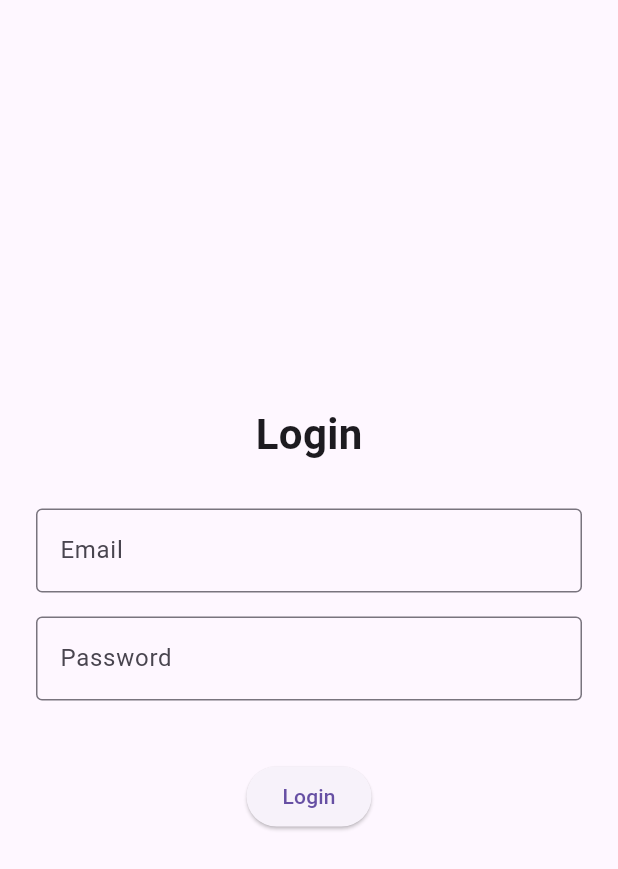
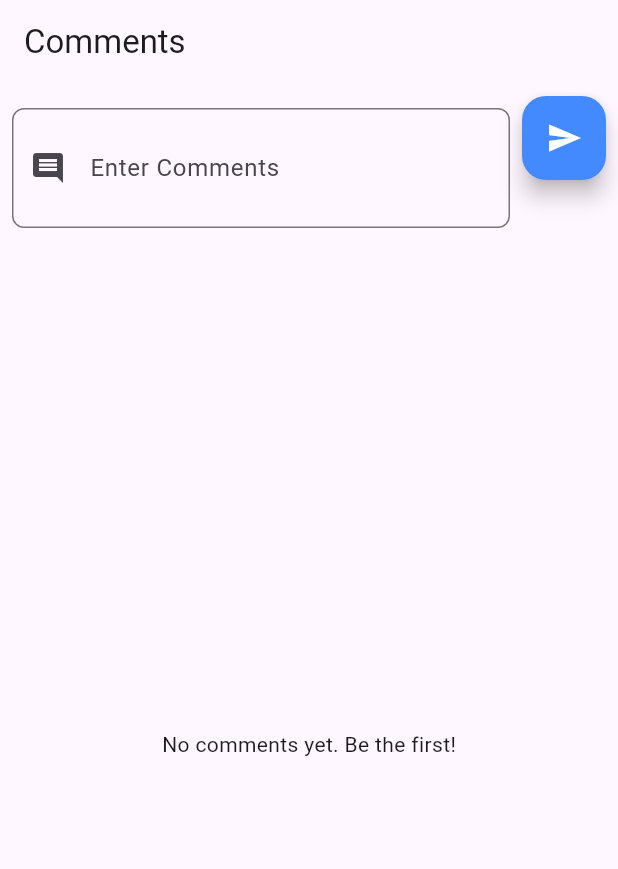
Before and after one commit to Andaeiii/ex_jam_pilot, a Flutter app: the screen it shows after launch, on a phone screen of 412 x 824 dp. Shown: the top 869 px of the screen. Run offline on Flutter 3.47's test engine with Material 3 defaults, Android fonts, the phone set to English and light mode, and no system bars; our stand-ins replace dio, file_picker, get, get_storage; accounts and stored records are empty.

Commit message:
added the comments window

```diff
--- a/analysis_options.yaml
+++ b/analysis_options.yaml
@@ -12,6 +12,7 @@ analyzer:
     use_key_in_widget_constructors: ignore
     library_private_types_in_public_api: ignore
     prefer_const_constructors_in_immutables: ignore
+    file_names: ignore
 include: package:flutter_lints/flutter.yaml
 
 linter:
--- a/lib/apis/api_client.dart
+++ b/lib/apis/api_client.dart
@@ -1,7 +1,7 @@
 import 'package:dio/dio.dart' as dio;
 import 'package:get/get.dart';
 import 'package:get_storage/get_storage.dart';
-import '../controllers/LdxController.dart';
+import '../controllers/ldx_controller.dart';
 import './apiconfig.dart';
 
 class ApiClient {
--- a/lib/components/sidebar_menu.dart
+++ b/lib/components/sidebar_menu.dart
@@ -1,7 +1,7 @@
 import 'package:flutter/material.dart';
 import 'package:get/get.dart';
 
-import '../controllers/SidebarController.dart';
+import '../controllers/sidebar_controller.dart';
 import '../controllers/auth_controller.dart';
 
 class SideBarMENU extends StatelessWidget {
--- /dev/null
+++ b/lib/controllers/comments_controller.dart
@@ -0,0 +1,11 @@
+import 'package:get/get.dart';
+
+class CommentController extends GetxController {
+  var comments = <String>[].obs;
+
+  void addComment(String text) {
+    if (text.trim().isNotEmpty) {
+      comments.insert(0, text.trim()); // add newest at top
+    }
+  }
+}
--- a/lib/main.dart
+++ b/lib/main.dart
@@ -1,4 +1,4 @@
-import 'package:exjam_prj/controllers/LdxController.dart';
+import 'package:exjam_prj/controllers/ldx_controller.dart';
 
 import '../utils/routes.dart';
 import 'package:flutter/material.dart';
--- /dev/null
+++ b/lib/utils/helpers/FormBtns.dart
@@ -0,0 +1,155 @@
+import 'package:flutter/material.dart';
+
+class FormBtns {
+  /// Fancy Elevated Button
+  static Widget elevated({
+    required String text,
+    required VoidCallback onPressed,
+    Color color = Colors.blue,
+    Color textColor = Colors.white,
+  }) {
+    return ElevatedButton(
+      onPressed: onPressed,
+      style: ElevatedButton.styleFrom(
+        backgroundColor: color,
+        foregroundColor: textColor,
+        shape: RoundedRectangleBorder(borderRadius: BorderRadius.circular(12)),
+        elevation: 5,
+        padding: const EdgeInsets.symmetric(horizontal: 20, vertical: 14),
+      ),
+      child: Text(text, style: const TextStyle(fontSize: 16)),
+    );
+  }
+
+  /// Fancy Outlined Button
+  static Widget outlined({
+    required String text,
+    required VoidCallback onPressed,
+    Color borderColor = Colors.blue,
+    Color textColor = Colors.blue,
+  }) {
+    return OutlinedButton(
+      onPressed: onPressed,
+      style: OutlinedButton.styleFrom(
+        foregroundColor: textColor,
+        side: BorderSide(color: borderColor, width: 2),
+        shape: RoundedRectangleBorder(borderRadius: BorderRadius.circular(12)),
+        padding: const EdgeInsets.symmetric(horizontal: 20, vertical: 14),
+      ),
+      child: Text(text, style: const TextStyle(fontSize: 16)),
+    );
+  }
+
+  /// Fancy Text Button
+  static Widget text({
+    required String text,
+    required VoidCallback onPressed,
+    Color textColor = Colors.blue,
+  }) {
+    return TextButton(
+      onPressed: onPressed,
+      style: TextButton.styleFrom(
+        foregroundColor: textColor,
+        padding: const EdgeInsets.symmetric(horizontal: 16, vertical: 12),
+        textStyle: const TextStyle(fontSize: 16, fontWeight: FontWeight.bold),
+      ),
+      child: Text(text),
+    );
+  }
+
+  /// Fancy Icon Button
+  static Widget icon({
+    required IconData icon,
+    required VoidCallback onPressed,
+    Color color = Colors.blue,
+    double size = 28,
+  }) {
+    return IconButton(
+      onPressed: onPressed,
+      icon: Icon(icon, size: size, color: color),
+      splashRadius: 24,
+    );
+  }
+
+  /// Fancy Filled Button
+  static Widget filled({
+    required String text,
+    required VoidCallback onPressed,
+    Color color = Colors.green,
+    Color textColor = Colors.white,
+  }) {
+    return FilledButton(
+      onPressed: onPressed,
+      style: FilledButton.styleFrom(
+        backgroundColor: color,
+        foregroundColor: textColor,
+        shape: RoundedRectangleBorder(borderRadius: BorderRadius.circular(30)),
+        padding: const EdgeInsets.symmetric(horizontal: 20, vertical: 14),
+      ),
+      child: Text(text, style: const TextStyle(fontSize: 16)),
+    );
+  }
+
+  /// Fancy Filled Tonal Button
+  static Widget filledTonal({
+    required String text,
+    required VoidCallback onPressed,
+    Color color = Colors.purple,
+    Color textColor = Colors.white,
+  }) {
+    return FilledButton.tonal(
+      onPressed: onPressed,
+      style: FilledButton.styleFrom(
+        backgroundColor: color.withOpacity(0.7),
+        foregroundColor: textColor,
+        shape: RoundedRectangleBorder(borderRadius: BorderRadius.circular(30)),
+        padding: const EdgeInsets.symmetric(horizontal: 20, vertical: 14),
+      ),
+      child: Text(text, style: const TextStyle(fontSize: 16)),
+    );
+  }
+
+  /// Fancy Floating Action Button
+  static Widget fab({
+    required IconData icon,
+    required VoidCallback onPressed,
+    Color backgroundColor = Colors.red,
+    Color iconColor = Colors.white,
+  }) {
+    return FloatingActionButton(
+      onPressed: onPressed,
+      backgroundColor: backgroundColor,
+      child: Icon(icon, color: iconColor),
+    );
+  }
+
+  /// Fancy Gradient Button (custom container)
+  static Widget gradient({
+    required String text,
+    required VoidCallback onPressed,
+    List<Color> colors = const [Colors.blue, Colors.purple],
+    Color textColor = Colors.white,
+  }) {
+    return InkWell(
+      onTap: onPressed,
+      borderRadius: BorderRadius.circular(12),
+      child: Container(
+        padding: const EdgeInsets.symmetric(horizontal: 20, vertical: 14),
+        decoration: BoxDecoration(
+          gradient: LinearGradient(colors: colors),
+          borderRadius: BorderRadius.circular(12),
+          boxShadow: [
+            BoxShadow(
+              color: colors.last.withOpacity(0.4),
+              blurRadius: 6,
+              offset: const Offset(2, 4),
+            ),
+          ],
+        ),
+        child: Center(
+          child: Text(text, style: TextStyle(color: textColor, fontSize: 16)),
+        ),
+      ),
+    );
+  }
+}
--- a/lib/views/partials/FormField.dart
+++ b/lib/utils/helpers/FormCtrls.dart
@@ -2,7 +2,7 @@ import 'package:flutter/material.dart';
 import 'package:file_picker/file_picker.dart';
 import 'dart:io';
 
-class FormFields {
+class FormCtrls {
   static Widget inputField({
     required TextEditingController controller,
     required String labelText,
@@ -12,20 +12,48 @@ class FormFields {
     IconData? icon,
     Color? backgroundColor,
     Color? textColor,
+
+    // ✅ New fields
+    bool multiline = false,
+    int minLines = 1,
+    int maxLines = 1,
+    VoidCallback? onSend, // send button callback
   }) {
     return Padding(
       padding: const EdgeInsets.symmetric(vertical: 8.0),
       child: TextFormField(
         controller: controller,
         validator: validator,
-        keyboardType: keyboardType,
+        keyboardType: multiline ? TextInputType.multiline : keyboardType,
         obscureText: obscureText,
         style: TextStyle(color: textColor),
+        minLines: multiline ? minLines : 1,
+        maxLines: multiline ? maxLines : 1,
         decoration: InputDecoration(
           labelText: labelText,
           filled: backgroundColor != null,
           fillColor: backgroundColor,
-          prefixIcon: icon != null ? Icon(icon, color: textColor) : null,
+
+          // ✅ Align prefix icon to the top
+          prefixIcon: icon != null
+              ? Padding(
+                  padding: const EdgeInsets.only(top: 0.0),
+                  child: Icon(icon, color: textColor),
+                )
+              : null,
+
+          // ✅ Align send button (suffix) to the top
+          suffixIcon: onSend != null
+              ? Padding(
+                  padding: const EdgeInsets.only(top: 12.0),
+                  child: IconButton(
+                    icon: const Icon(Icons.send),
+                    color: textColor,
+                    onPressed: onSend,
+                  ),
+                )
+              : null,
+
           border: OutlineInputBorder(borderRadius: BorderRadius.circular(8.0)),
         ),
       ),
@@ -44,7 +72,7 @@ class FormFields {
     return Padding(
       padding: const EdgeInsets.symmetric(vertical: 8.0),
       child: DropdownButtonFormField<String>(
-        value: value,
+        initialValue: value,
         onChanged: onChanged,
         validator: validator,
         decoration: InputDecoration(
--- a/lib/utils/routes.dart
+++ b/lib/utils/routes.dart
@@ -1,11 +1,11 @@
+import 'package:exjam_prj/views/pages/Comments.dart';
 import 'package:get/get.dart';
 import '../views/pages/login.dart';
 import '../views/pages/home.dart';
-import '../views/pages/social_wall.dart';
 
-const String appRouteDefault = "/login";
+const String appRouteDefault = "/test";
 final List<GetPage<dynamic>> appRoutes = [
   GetPage(name: "/login", page: () => LoginScreen()),
   GetPage(name: "/home", page: () => HomeScreen()),
-  GetPage(name: "/test", page: () => SocialWallPage()),
+  GetPage(name: "/test", page: () => CommentsPage()),
 ];
--- a/lib/views/comps/LdxSpinner.dart
+++ b/lib/views/comps/LdxSpinner.dart
@@ -1,7 +1,7 @@
 import 'package:flutter/material.dart';
 import 'package:get/get.dart';
 
-import '../../controllers/LdxController.dart';
+import '../../controllers/ldx_controller.dart';
 
 class LdxSpinner extends StatelessWidget {
   final Widget child;
--- a/lib/views/layouts/sidebar_layout.dart
+++ b/lib/views/layouts/sidebar_layout.dart
@@ -1,7 +1,7 @@
 import 'package:flutter/material.dart';
 import 'package:get/get.dart';
 import '../../components/sidebar_menu.dart';
-import '../../controllers/SidebarController.dart';
+import '../../controllers/sidebar_controller.dart';
 import '../../controllers/auth_controller.dart';
 
 class SideBarLayout extends StatelessWidget {
--- /dev/null
+++ b/lib/views/pages/Comments.dart
@@ -0,0 +1,127 @@
+import 'package:exjam_prj/utils/helpers/FormBtns.dart';
+import 'package:exjam_prj/utils/helpers/FormCtrls.dart';
+import 'package:flutter/material.dart';
+import 'package:get/get.dart';
+import '../../controllers/comments_controller.dart';
+
+class CommentsPage extends StatelessWidget {
+  final CommentController commentController = Get.put(CommentController());
+  final TextEditingController textController = TextEditingController();
+
+  @override
+  Widget build(BuildContext context) {
+    return Scaffold(
+      appBar: AppBar(title: Text("Comments")),
+      body: Column(
+        children: [
+          // ✅ Comment Input Form
+          Padding(
+            padding: EdgeInsets.all(8.0),
+            child: Row(
+              crossAxisAlignment: CrossAxisAlignment.start, //top
+              children: [
+                Expanded(
+                  child: FormCtrls.inputField(
+                    controller: textController,
+                    labelText: "Enter Comments",
+                    icon: Icons.comment,
+                    multiline: true,
+                    minLines: 2,
+                    maxLines: 5,
+                  ),
+                ),
+                SizedBox(width: 8),
+                FormBtns.fab(
+                  icon: Icons.send,
+                  backgroundColor: Colors.blueAccent,
+                  onPressed: () {
+                    commentController.addComment(textController.text);
+                    textController.clear();
+                  },
+                ),
+              ],
+            ),
+          ),
+
+          // ✅ Comments List with GetX
+          Expanded(
+            child: Obx(() {
+              if (commentController.comments.isEmpty) {
+                return Center(child: Text("No comments yet. Be the first!"));
+              }
+              return RefreshIndicator(
+                onRefresh: () async {
+                  // Simulate a refresh action
+                  await Future.delayed(Duration(seconds: 1));
+                },
+                child: ListView.builder(
+                  physics: AlwaysScrollableScrollPhysics(), // refreshes always
+                  itemCount: commentController.comments.length,
+                  itemBuilder: (context, index) {
+                    final comment = commentController.comments[index];
+                    return commentItem(
+                      comment: comment,
+                      user: "Abdulrahamen Kazeem Wahab  ${index + 1}",
+                      time: "just now",
+                    );
+                  },
+                ),
+              );
+            }),
+          ),
+        ],
+      ),
+    );
+  }
+}
+
+Widget commentItem({
+  required String comment,
+  required String user,
+  required String time,
+}) {
+  return Padding(
+    padding: EdgeInsets.symmetric(vertical: 8.0, horizontal: 12.0),
+    child: Row(
+      crossAxisAlignment: CrossAxisAlignment.start, // 👈 aligns items to top
+      children: [
+        Stack(
+          alignment: Alignment.center, // keeps the avatar centered
+          children: [
+            CircleAvatar(radius: 25, child: Icon(Icons.person)),
+            Positioned(
+              bottom: 2,
+              left: 1,
+              child: Icon(Icons.circle, size: 20, color: Colors.redAccent),
+            ),
+          ],
+        ),
+        SizedBox(width: 12),
+        Expanded(
+          child: Column(
+            crossAxisAlignment: CrossAxisAlignment.start,
+            children: [
+              Text(user, style: TextStyle(fontWeight: FontWeight.bold)),
+              SizedBox(height: 4),
+              Text(comment, style: TextStyle(fontSize: 14)),
+              SizedBox(height: 4),
+              Row(
+                mainAxisAlignment: MainAxisAlignment.spaceBetween,
+                children: [
+                  Text(
+                    time,
+                    style: TextStyle(fontSize: 12, color: Colors.grey),
+                  ),
+                  Text(
+                    'Red Squadron',
+                    style: TextStyle(fontSize: 12, color: Colors.grey),
+                  ),
+                ],
+              ),
+            ],
+          ),
+        ),
+      ],
+    ),
+  );
+}
```
Also changed, not shown: lib/controllers/ldx_controller.dart (renamed from lib/controllers/LdxController.dart), lib/controllers/sidebar_controller.dart (renamed from lib/controllers/SidebarController.dart).
